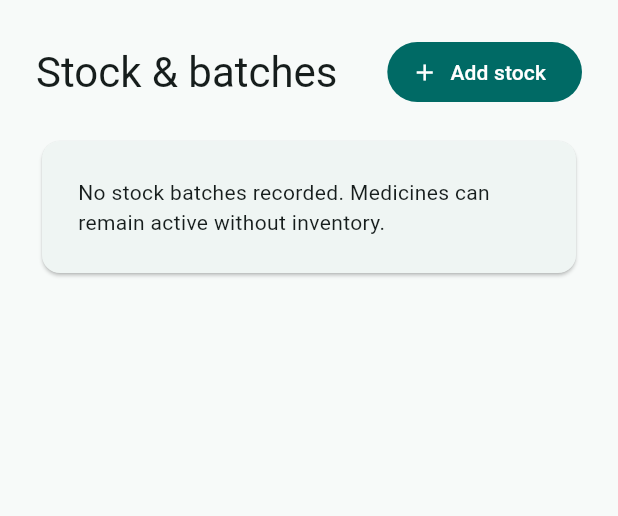
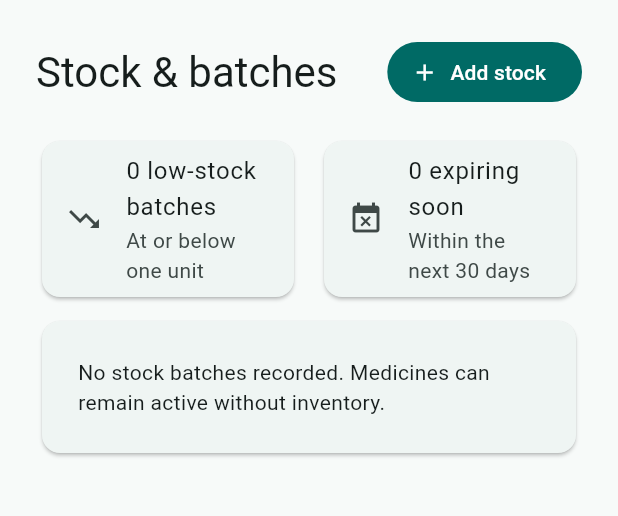
Before and after one commit to MohamedElsadany56/BelMiad, a Flutter app: the InventoryScreen screen opened by its route, on a phone screen of 412 x 824 dp, the part 84-600 px from its top. Run offline on Flutter 3.47's test engine with Material 3 defaults, Android fonts, the phone set to English and light mode, and no system bars; our stand-ins replace drift, drift_flutter, flutter_local_notifications, flutter_riverpod, go_router, timezone; accounts and stored records are empty; generated files the repository leaves out were written again; Roboto replaces fonts that are missing (Arial).

Commit message:
feat(inventory): show low-stock and expiry alerts

```diff
--- a/lib/features/inventory/presentation/inventory_screen.dart
+++ b/lib/features/inventory/presentation/inventory_screen.dart
@@ -8,6 +8,22 @@ import '../../../core/database/app_database.dart';
 final inventoryBatchesProvider = FutureProvider.autoDispose((ref) async {
   final db = await ref.watch(databaseProvider.future);
   return db.select(db.inventoryBatches).get();
+});
+
+final inventoryAlertsProvider = FutureProvider.autoDispose((ref) async {
+    final batches = await ref.watch(inventoryBatchesProvider.future);
+    final now = DateTime.now();
+    final expiring = batches.where((batch) {
+        final expiry = batch.expirationDate;
+        return !batch.isDepleted &&
+                expiry != null &&
+                expiry.isAfter(now) &&
+                expiry.isBefore(now.add(const Duration(days: 30)));
+    }).length;
+    final lowStock = batches.where((batch) {
+        return !batch.isDepleted && batch.availableQuantityScaled <= batch.quantityScale;
+    }).length;
+    return (lowStock: lowStock, expiring: expiring);
 });
 
 Future<void> _editBatch(
@@ -115,6 +131,7 @@ class InventoryScreen extends ConsumerWidget {
   @override
   Widget build(BuildContext context, WidgetRef ref) {
     final batches = ref.watch(inventoryBatchesProvider);
+    final alerts = ref.watch(inventoryAlertsProvider);
     return AppScaffold(
         title: 'Stock & batches',
         child: batches.when(
@@ -131,6 +148,34 @@ class InventoryScreen extends ConsumerWidget {
                   label: const Text('Add stock'))
             ]),
             const SizedBox(height: 18),
+                        alerts.when(
+                            loading: () => const LinearProgressIndicator(),
+                            error: (_, __) => const SizedBox.shrink(),
+                            data: (summary) => Row(
+                                children: [
+                                    Expanded(
+                                        child: Card(
+                                            child: ListTile(
+                                                leading: const Icon(Icons.trending_down),
+                                                title: Text('${summary.lowStock} low-stock batches'),
+                                                subtitle: const Text('At or below one unit'),
+                                            ),
+                                        ),
+                                    ),
+                                    const SizedBox(width: 12),
+                                    Expanded(
+                                        child: Card(
+                                            child: ListTile(
+                                                leading: const Icon(Icons.event_busy),
+                                                title: Text('${summary.expiring} expiring soon'),
+                                                subtitle: const Text('Within the next 30 days'),
+                                            ),
+                                        ),
+                                    ),
+                                ],
+                            ),
+                        ),
+                        const SizedBox(height: 8),
             if (items.isEmpty)
               const Card(
                   child: Padding(
```
